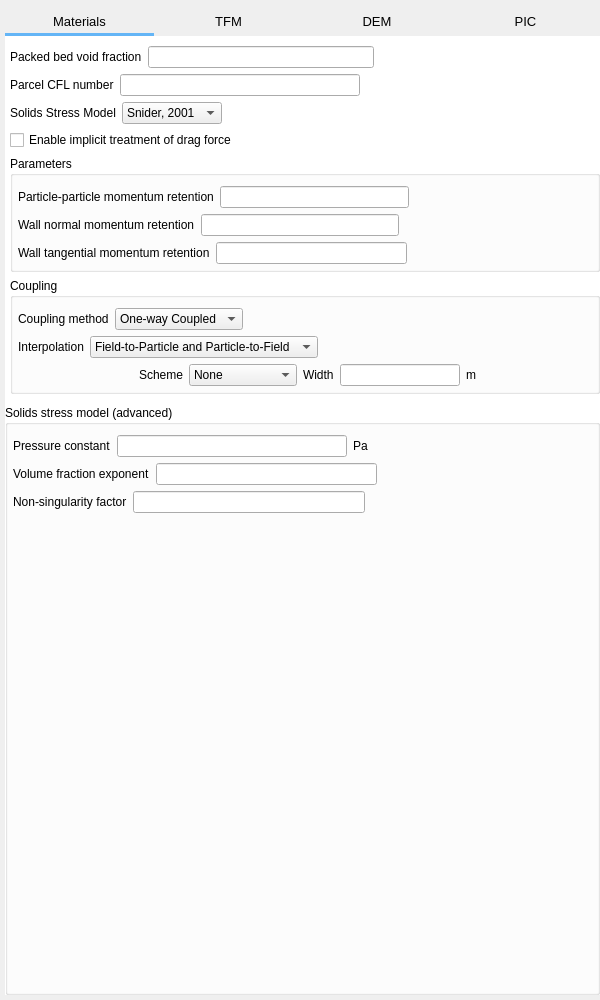
Qt form mfixgui/uifiles/solids.ui (truongd8593/mfix) before a commit.
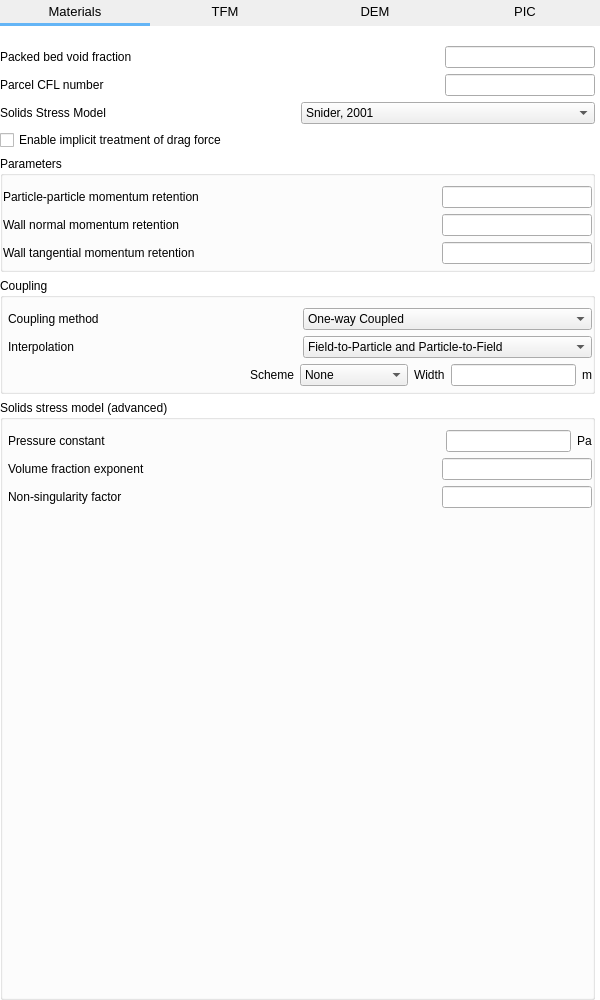
The same form after that commit. The open tabs and pages were chosen to show the change. Custom widgets are drawn as their Qt base class.

```diff
--- a/mfixgui/uifiles/solids.ui
+++ b/mfixgui/uifiles/solids.ui
@@ -27,16 +27,16 @@
   </property>
   <layout class="QGridLayout" name="gridLayout_10">
    <property name="leftMargin">
-    <number>5</number>
+    <number>0</number>
    </property>
    <property name="topMargin">
-    <number>10</number>
+    <number>0</number>
    </property>
    <property name="rightMargin">
     <number>0</number>
    </property>
    <property name="bottomMargin">
-    <number>5</number>
+    <number>0</number>
    </property>
    <property name="spacing">
     <number>0</number>
@@ -377,8 +377,8 @@
             <rect>
              <x>0</x>
              <y>0</y>
-             <width>574</width>
-             <height>1104</height>
+             <width>585</width>
+             <height>1096</height>
             </rect>
            </property>
            <property name="sizePolicy">
@@ -391,6 +391,18 @@
             <string notr="true"/>
            </property>
            <layout class="QGridLayout" name="gridLayout_13">
+            <property name="leftMargin">
+             <number>0</number>
+            </property>
+            <property name="topMargin">
+             <number>0</number>
+            </property>
+            <property name="rightMargin">
+             <number>5</number>
+            </property>
+            <property name="bottomMargin">
+             <number>0</number>
+            </property>
             <item row="0" column="0" rowspan="2" colspan="6">
              <widget class="QFrame" name="frame_name_model">
               <property name="frameShape">
@@ -1194,7 +1206,7 @@
       </property>
       <layout class="QGridLayout" name="gridLayout_3">
        <property name="leftMargin">
-        <number>5</number>
+        <number>0</number>
        </property>
        <property name="topMargin">
         <number>10</number>
@@ -1203,7 +1215,7 @@
         <number>0</number>
        </property>
        <property name="bottomMargin">
-        <number>5</number>
+        <number>0</number>
        </property>
        <property name="spacing">
         <number>5</number>
@@ -1218,7 +1230,7 @@
          </property>
          <layout class="QVBoxLayout" name="verticalLayout">
           <property name="leftMargin">
-           <number>5</number>
+           <number>0</number>
           </property>
           <property name="topMargin">
            <number>10</number>
@@ -1336,7 +1348,7 @@
            </layout>
           </item>
           <item>
-           <layout class="QHBoxLayout" name="horizontalLayout_13">
+           <layout class="QHBoxLayout" name="horizontalLayout_13" stretch="0,0">
             <item>
              <widget class="QLabel" name="label_eps_f_min">
               <property name="text">
@@ -1523,7 +1535,14 @@
              </widget>
             </item>
             <item>
-             <widget class="LineEdit" name="lineedit_keyword_segregation_slope_coefficient"/>
+             <widget class="LineEdit" name="lineedit_keyword_segregation_slope_coefficient">
+              <property name="maximumSize">
+               <size>
+                <width>150</width>
+                <height>16777215</height>
+               </size>
+              </property>
+             </widget>
             </item>
            </layout>
           </item>
@@ -1567,7 +1586,14 @@
              </widget>
             </item>
             <item>
-             <widget class="LineEdit" name="lineedit_keyword_v_ex"/>
+             <widget class="LineEdit" name="lineedit_keyword_v_ex">
+              <property name="maximumSize">
+               <size>
+                <width>150</width>
+                <height>16777215</height>
+               </size>
+              </property>
+             </widget>
             </item>
            </layout>
           </item>
@@ -1601,16 +1627,16 @@
         <number>5</number>
        </property>
        <property name="leftMargin">
-        <number>5</number>
+        <number>0</number>
        </property>
        <property name="topMargin">
         <number>10</number>
        </property>
        <property name="rightMargin">
-        <number>0</number>
+        <number>5</number>
        </property>
        <property name="bottomMargin">
-        <number>5</number>
+        <number>0</number>
        </property>
        <item>
         <widget class="QScrollArea" name="scrollarea_dem_model">
@@ -1634,8 +1660,8 @@
            <rect>
             <x>0</x>
             <y>0</y>
-            <width>353</width>
-            <height>1264</height>
+            <width>582</width>
+            <height>1292</height>
            </rect>
           </property>
           <property name="autoFillBackground">
@@ -1647,6 +1673,18 @@
 }</string>
           </property>
           <layout class="QVBoxLayout" name="verticalLayout_3">
+           <property name="leftMargin">
+            <number>0</number>
+           </property>
+           <property name="topMargin">
+            <number>10</number>
+           </property>
+           <property name="rightMargin">
+            <number>5</number>
+           </property>
+           <property name="bottomMargin">
+            <number>0</number>
+           </property>
            <item>
             <layout class="QHBoxLayout" name="horizontalLayout_21">
              <item>
@@ -1656,19 +1694,6 @@
                </property>
               </widget>
              </item>
-             <item>
-              <spacer name="horizontalSpacer_6">
-               <property name="orientation">
-                <enum>Qt::Horizontal</enum>
-               </property>
-               <property name="sizeHint" stdset="0">
-                <size>
-                 <width>40</width>
-                 <height>20</height>
-                </size>
-               </property>
-              </spacer>
-             </item>
             </layout>
            </item>
            <item>
@@ -1696,19 +1721,6 @@
                </property>
               </widget>
              </item>
-             <item>
-              <spacer name="horizontalSpacer_9">
-               <property name="orientation">
-                <enum>Qt::Horizontal</enum>
-               </property>
-               <property name="sizeHint" stdset="0">
-                <size>
-                 <width>40</width>
-                 <height>20</height>
-                </size>
-               </property>
-              </spacer>
-             </item>
             </layout>
            </item>
            <item>
@@ -1734,19 +1746,6 @@
                </item>
               </widget>
              </item>
-             <item>
-              <spacer name="horizontalSpacer_10">
-               <property name="orientation">
-                <enum>Qt::Horizontal</enum>
-               </property>
-               <property name="sizeHint" stdset="0">
-                <size>
-                 <width>40</width>
-                 <height>20</height>
-                </size>
-               </property>
-              </spacer>
-             </item>
             </layout>
            </item>
            <item>
@@ -1772,19 +1771,6 @@
                </item>
               </widget>
              </item>
-             <item>
-              <spacer name="horizontalSpacer_11">
-               <property name="orientation">
-                <enum>Qt::Horizontal</enum>
-               </property>
-               <property name="sizeHint" stdset="0">
-                <size>
-                 <width>40</width>
-                 <height>20</height>
-                </size>
-               </property>
-              </spacer>
-             </item>
             </layout>
            </item>
            <item>
@@ -1810,19 +1796,6 @@
                </item>
               </widget>
              </item>
-             <item>
-              <spacer name="horizontalSpacer_12">
-               <property name="orientation">
-                <enum>Qt::Horizontal</enum>
-               </property>
-               <property name="sizeHint" stdset="0">
-                <size>
-                 <width>40</width>
-                 <height>20</height>
-                </size>
-               </property>
-              </spacer>
-             </item>
             </layout>
            </item>
            <item>
@@ -1858,19 +1831,6 @@
                </item>
               </widget>
              </item>
-             <item>
-              <spacer name="horizontalSpacer_13">
-               <property name="orientation">
-                <enum>Qt::Horizontal</enum>
-               </property>
-               <property name="sizeHint" stdset="0">
-                <size>
-                 <width>40</width>
-                 <height>20</height>
-                </size>
-               </property>
-              </spacer>
-             </item>
             </layout>
            </item>
            <item>
@@ -2750,10 +2710,10 @@
         <number>0</number>
        </property>
        <property name="topMargin">
-        <number>0</number>
+        <number>10</number>
        </property>
        <property name="rightMargin">
-        <number>0</number>
+        <number>5</number>
        </property>
        <property name="bottomMargin">
         <number>0</number>
@@ -2768,7 +2728,7 @@
          </property>
          <layout class="QVBoxLayout" name="verticalLayout_10">
           <property name="leftMargin">
-           <number>5</number>
+           <number>0</number>
           </property>
           <property name="topMargin">
            <number>10</number>
@@ -2777,7 +2737,7 @@
            <number>0</number>
           </property>
           <property name="bottomMargin">
-           <number>5</number>
+           <number>0</number>
           </property>
           <item>
            <layout class="QHBoxLayout" name="horizontalLayout_26">
@@ -2789,20 +2749,14 @@
              </widget>
             </item>
             <item>
-             <widget class="LineEdit" name="lineedit_keyword_ep_star"/>
-            </item>
-            <item>
-             <spacer name="horizontalSpacer_15">
-              <property name="orientation">
-               <enum>Qt::Horizontal</enum>
-              </property>
-              <property name="sizeHint" stdset="0">
+             <widget class="LineEdit" name="lineedit_keyword_ep_star">
+              <property name="maximumSize">
                <size>
-                <width>40</width>
-                <height>20</height>
+                <width>150</width>
+                <height>16777215</height>
                </size>
               </property>
-             </spacer>
+             </widget>
             </item>
            </layout>
           </item>
@@ -2816,20 +2770,14 @@
              </widget>
             </item>
             <item>
-             <widget class="LineEdit" name="lineedit_keyword_cfl_pic"/>
-            </item>
-            <item>
-             <spacer name="horizontalSpacer_16">
-              <property name="orientation">
-               <enum>Qt::Horizontal</enum>
-              </property>
-              <property name="sizeHint" stdset="0">
+             <widget class="LineEdit" name="lineedit_keyword_cfl_pic">
+              <property name="maximumSize">
                <size>
-                <width>40</width>
-                <height>20</height>
+                <width>150</width>
+                <height>16777215</height>
                </size>
               </property>
-             </spacer>
+             </widget>
             </item>
            </layout>
           </item>
@@ -2851,19 +2799,6 @@
               </item>
              </widget>
             </item>
-            <item>
-             <spacer name="horizontalSpacer_17">
-              <property name="orientation">
-               <enum>Qt::Horizontal</enum>
-              </property>
-              <property name="sizeHint" stdset="0">
-               <size>
-                <width>40</width>
-                <height>20</height>
-               </size>
-              </property>
-             </spacer>
-            </item>
            </layout>
           </item>
           <item>
@@ -2883,7 +2818,7 @@
             </property>
             <layout class="QVBoxLayout" name="verticalLayout_6">
              <property name="leftMargin">
-              <number>5</number>
+              <number>0</number>
              </property>
              <property name="topMargin">
               <number>10</number>
@@ -2904,20 +2839,14 @@
                 </widget>
                </item>
                <item>
-                <widget class="LineEdit" name="lineedit_keyword_mppic_coeff_en1"/>
-               </item>
-               <item>
-                <spacer name="horizontalSpacer_18">
-                 <property name="orientation">
-                  <enum>Qt::Horizontal</enum>
-                 </property>
-                 <property name="sizeHint" stdset="0">
+                <widget class="LineEdit" name="lineedit_keyword_mppic_coeff_en1">
+                 <property name="maximumSize">
                   <size>
-                   <width>40</width>
-                   <height>20</height>
+                   <width>150</width>
+                   <height>16777215</height>
                   </size>
                  </property>
-                </spacer>
+                </widget>
                </item>
               </layout>
              </item>
@@ -2931,20 +2860,14 @@
                 </widget>
                </item>
                <item>
-                <widget class="LineEdit" name="lineedit_keyword_mppic_coeff_en_wall"/>
-               </item>
-               <item>
-                <spacer name="horizontalSpacer_19">
-                 <property name="orientation">
-                  <enum>Qt::Horizontal</enum>
-                 </property>
-                 <property name="sizeHint" stdset="0">
+                <widget class="LineEdit" name="lineedit_keyword_mppic_coeff_en_wall">
+                 <property name="maximumSize">
                   <size>
-                   <width>40</width>
-                   <height>20</height>
+                   <width>150</width>
+                   <height>16777215</height>
                   </size>
                  </property>
-                </spacer>
+                </widget>
                </item>
               </layout>
              </item>
@@ -2958,20 +2881,14 @@
                 </widget>
                </item>
                <item>
-                <widget class="LineEdit" name="lineedit_keyword_mppic_coeff_et_wall"/>
-               </item>
-               <item>
-                <spacer name="horizontalSpacer_20">
-                 <property name="orientation">
-                  <enum>Qt::Horizontal</enum>
-                 </property>
-                 <property name="sizeHint" stdset="0">
+                <widget class="LineEdit" name="lineedit_keyword_mppic_coeff_et_wall">
+                 <property name="maximumSize">
                   <size>
-                   <width>40</width>
-                   <height>20</height>
+                   <width>150</width>
+                   <height>16777215</height>
                   </size>
                  </property>
-                </spacer>
+                </widget>
                </item>
               </layout>
              </item>
@@ -3022,19 +2939,6 @@
                  </item>
                 </widget>
                </item>
-               <item>
-                <spacer name="horizontalSpacer_24">
-                 <property name="orientation">
-                  <enum>Qt::Horizontal</enum>
-                 </property>
-                 <property name="sizeHint" stdset="0">
-                  <size>
-                   <width>40</width>
-                   <height>20</height>
-                  </size>
-                 </property>
-                </spacer>
-               </item>
               </layout>
              </item>
              <item>
@@ -3070,19 +2974,6 @@
                  </item>
                 </widget>
                </item>
-               <item>
-                <spacer name="horizontalSpacer_25">
-                 <property name="orientation">
-                  <enum>Qt::Horizontal</enum>
-                 </property>
-                 <property name="sizeHint" stdset="0">
-                  <size>
-                   <width>40</width>
-                   <height>20</height>
-                  </size>
-                 </property>
-                </spacer>
-               </item>
               </layout>
              </item>
              <item>
@@ -3137,7 +3028,7 @@
                 <widget class="LineEdit" name="lineedit_keyword_des_interp_width_2">
                  <property name="maximumSize">
                   <size>
-                   <width>150</width>
+                   <width>125</width>
                    <height>16777215</height>
                   </size>
                  </property>
@@ -3145,6 +3036,12 @@
                </item>
                <item>
                 <widget class="QLabel" name="label_des_interp_width_2_units">
+                 <property name="maximumSize">
+                  <size>
+                   <width>25</width>
+                   <height>16777215</height>
+                  </size>
+                 </property>
                  <property name="text">
                   <string>m</string>
                  </property>
@@ -3153,19 +3050,6 @@
                  </property>
                 </widget>
                </item>
-               <item>
-                <spacer name="horizontalSpacer_27">
-                 <property name="orientation">
-                  <enum>Qt::Horizontal</enum>
-                 </property>
-                 <property name="sizeHint" stdset="0">
-                  <size>
-                   <width>40</width>
-                   <height>20</height>
-                  </size>
-                 </property>
-                </spacer>
-               </item>
               </layout>
              </item>
             </layout>
@@ -3205,28 +3089,41 @@
              </widget>
             </item>
             <item>
-             <widget class="LineEdit" name="lineedit_keyword_psfac_fric_pic"/>
+             <spacer name="horizontalSpacer_6">
+              <property name="orientation">
+               <enum>Qt::Horizontal</enum>
+              </property>
+              <property name="sizeHint" stdset="0">
+               <size>
+                <width>40</width>
+                <height>20</height>
+               </size>
+              </property>
+             </spacer>
+            </item>
+            <item>
+             <widget class="LineEdit" name="lineedit_keyword_psfac_fric_pic">
+              <property name="maximumSize">
+               <size>
+                <width>125</width>
+                <height>16777215</height>
+               </size>
+              </property>
+             </widget>
             </item>
             <item>
              <widget class="QLabel" name="label_225">
+              <property name="maximumSize">
+               <size>
+                <width>25</width>
+                <height>16777215</height>
+               </size>
+              </property>
               <property name="text">
                <string>Pa</string>
               </property>
              </widget>
             </item>
-            <item>
-             <spacer name="horizontalSpacer_21">
-              <property name="orientation">
-               <enum>Qt::Horizontal</enum>
-              </property>
-              <property name="sizeHint" stdset="0">
-               <size>
-                <width>40</width>
-                <height>20</height>
-               </size>
-              </property>
-             </spacer>
-            </item>
            </layout>
           </item>
           <item>
@@ -3239,20 +3136,14 @@
              </widget>
             </item>
             <item>
-             <widget class="LineEdit" name="lineedit_keyword_fric_exp_pic"/>
-            </item>
-            <item>
-             <spacer name="horizontalSpacer_22">
-              <property name="orientation">
-               <enum>Qt::Horizontal</enum>
-              </property>
-              <property name="sizeHint" stdset="0">
+             <widget class="LineEdit" name="lineedit_keyword_fric_exp_pic">
+              <property name="maximumSize">
                <size>
-                <width>40</width>
-                <height>20</height>
+                <width>150</width>
+                <height>16777215</height>
                </size>
               </property>
-             </spacer>
+             </widget>
             </item>
            </layout>
           </item>
@@ -3266,20 +3157,14 @@
              </widget>
             </item>
             <item>
-             <widget class="LineEdit" name="lineedit_keyword_fric_non_sing_fac"/>
-            </item>
-            <item>
-             <spacer name="horizontalSpacer_23">
-              <property name="orientation">
-               <enum>Qt::Horizontal</enum>
-              </property>
-              <property name="sizeHint" stdset="0">
+             <widget class="LineEdit" name="lineedit_keyword_fric_non_sing_fac">
+              <property name="maximumSize">
                <size>
-                <width>40</width>
-                <height>20</height>
+                <width>150</width>
+                <height>16777215</height>
                </size>
               </property>
-             </spacer>
+             </widget>
             </item>
            </layout>
           </item>
```
